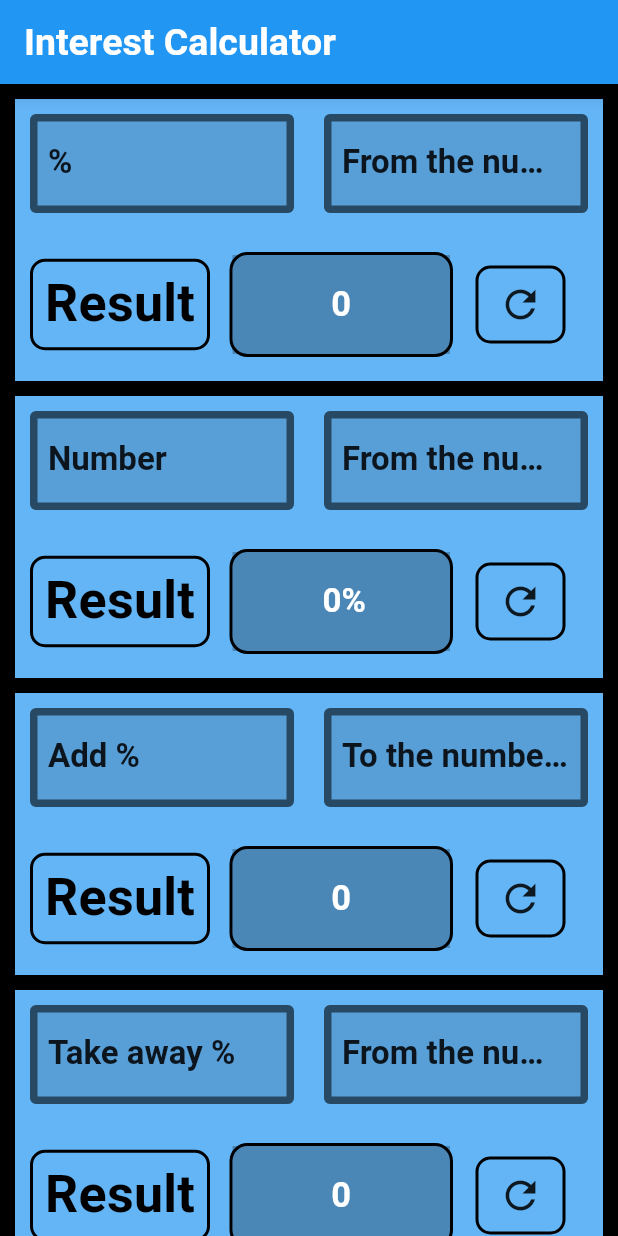
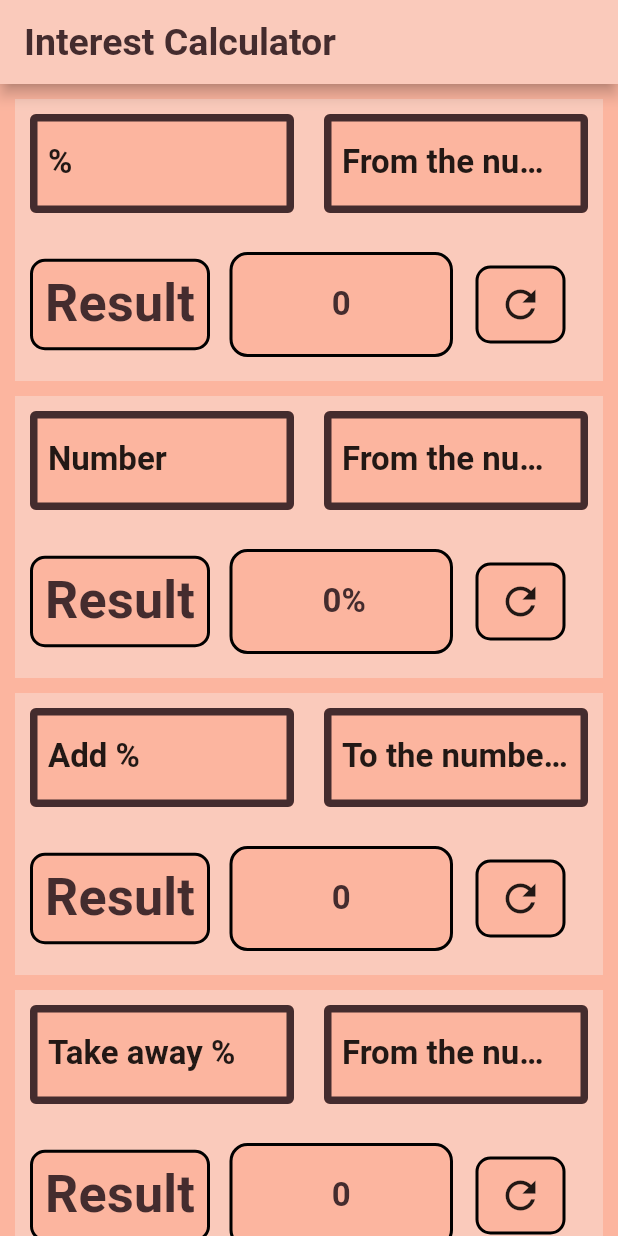
Before and after one commit to mD-Den/interest_calculator, a Flutter app: the screen it shows after launch, on a phone screen of 412 x 824 dp. Run offline on Flutter 3.47's test engine with Material 2 defaults, Android fonts, the phone set to English and light mode, and no system bars; Roboto replaces fonts that are missing (SourceSerif).

Commit message:
Revision of the main topic

```diff
--- a/lib/home_page.dart
+++ b/lib/home_page.dart
@@ -8,8 +8,9 @@ class HomePage extends StatelessWidget {
   Widget build(BuildContext context) {
     // TODO: implement build
     return Scaffold(
-      backgroundColor: Colors.black,
+      backgroundColor: Color.fromRGBO(252, 181, 159, 1),
       appBar: AppBar(
+        backgroundColor: Color.fromRGBO(250, 202, 187, 1),
         title: Text(
           S.of(context).app_bar_title,
           style: Theme.of(context).textTheme.bodyText1,
--- a/lib/main.dart
+++ b/lib/main.dart
@@ -23,32 +23,36 @@ class MyApp extends StatelessWidget {
         debugShowCheckedModeBanner: false,
         title: "Калькулятор процентов",
         theme: ThemeData(
+          primaryColor: Color.fromRGBO(254, 219, 208, 1),
           inputDecorationTheme: InputDecorationTheme(
             labelStyle: TextStyle(color: Colors.black87, fontSize: 22),
             focusedBorder: OutlineInputBorder(
-              borderSide: BorderSide(color: Colors.white30, width: 2),
+              borderSide:
+                  BorderSide(color: Color.fromRGBO(68, 44, 46, 1), width: 2),
             ),
             enabledBorder: OutlineInputBorder(
-              borderSide: BorderSide(color: Colors.black54, width: 5),
+              borderSide:
+                  BorderSide(color: Color.fromRGBO(68, 44, 46, 1), width: 5),
             ),
             border: OutlineInputBorder(
-              borderSide: BorderSide(color: Colors.red, width: 5),
+              borderSide:
+                  BorderSide(color: Color.fromRGBO(68, 44, 46, 1), width: 5),
             ),
           ),
           textTheme: TextTheme(
               subtitle1: TextStyle(
                   fontSize: 22,
-                  color: Colors.white,
+                  color: Color.fromRGBO(68, 44, 46, 1),
                   fontWeight: FontWeight.bold,
                   fontFamily: 'SourceSerif'),
               subtitle2: TextStyle(
                   fontSize: 22,
-                  color: Colors.black,
+                  color: Color.fromRGBO(68, 44, 46, 1),
                   fontWeight: FontWeight.bold,
-                  fontFamily: 'SourceSerif'),
+                  fontFamily: 'Roboto'),
               bodyText1: TextStyle(
                 fontSize: 25,
-                color: Colors.white,
+                color: Color.fromRGBO(68, 44, 46, 1),
                 fontWeight: FontWeight.bold,
               )),
         ),
--- a/lib/our_widget.dart
+++ b/lib/our_widget.dart
@@ -91,7 +91,7 @@ class _FirstContState extends State<FirstCont> {
   Widget build(BuildContext context) {
     return Container(
       margin: EdgeInsets.only(bottom: 10),
-      color: Colors.blue[300],
+      color: Color.fromRGBO(250, 202, 187, 1),
       child: Column(children: <Widget>[
         Row(
           children: <Widget>[
@@ -101,7 +101,7 @@ class _FirstContState extends State<FirstCont> {
                 child: TextField(
                   inputFormatters: [LengthLimitingTextInputFormatter(10)],
                   decoration: InputDecoration(
-                    fillColor: Colors.black12,
+                    fillColor: Color.fromRGBO(252, 181, 159, 1),
                     filled: true,
                     labelText: widget.labelOne,
                   ),
@@ -117,7 +117,7 @@ class _FirstContState extends State<FirstCont> {
                 child: TextField(
                   inputFormatters: [LengthLimitingTextInputFormatter(10)],
                   decoration: InputDecoration(
-                    fillColor: Colors.black12,
+                    fillColor: Color.fromRGBO(252, 181, 159, 1),
                     filled: true,
                     labelText: widget.labelTwo,
                   ),
@@ -139,18 +139,16 @@ class _FirstContState extends State<FirstCont> {
                     height: 70,
                     width: 240,
                     decoration: BoxDecoration(
+                      color: Color.fromRGBO(252, 181, 159, 1),
                       borderRadius: BorderRadius.circular(12),
                       border: Border.all(
                         width: 2,
                       ),
                     ),
-                    child: Container(
-                      decoration: BoxDecoration(color: Colors.black26),
-                      child: Center(
-                        child: SecondOperationText(
-                          id: widget.id,
-                          totalScore: totalScore,
-                        ),
+                    child: Center(
+                      child: SecondOperationText(
+                        id: widget.id,
+                        totalScore: totalScore,
                       ),
                     )),
               ),
--- a/lib/widgets/reset.dart
+++ b/lib/widgets/reset.dart
@@ -12,6 +12,7 @@ class ResetWid extends StatelessWidget {
       margin: EdgeInsets.all(15),
       padding: EdgeInsets.all(0),
       decoration: BoxDecoration(
+          color: Color.fromRGBO(252, 181, 159, 1),
           border: Border.all(width: 2),
           borderRadius: BorderRadius.circular(10)),
       width: 60,
--- a/lib/widgets/result_text.dart
+++ b/lib/widgets/result_text.dart
@@ -12,6 +12,7 @@ class ResultWidget extends StatelessWidget {
       child: Container(
           margin: EdgeInsets.only(right: 3),
           decoration: BoxDecoration(
+              color: Color.fromRGBO(252, 181, 159, 1),
               border: Border.all(width: 2),
               borderRadius: BorderRadius.circular(10)),
           padding: const EdgeInsets.all(8),
--- a/lib/widgets/second_operation.dart
+++ b/lib/widgets/second_operation.dart
@@ -10,17 +10,6 @@ class SecondOperationText extends StatelessWidget {
   @override
   Widget build(BuildContext context) {
     if (id == 2) {
-      // return RichText(
-      //     maxLines: 1,
-      //     text:
-      //         TextSpan(style: Theme.of(context).textTheme.subtitle1, children: [
-      //       TextSpan(
-      //         text: totalScore
-      //             .toString()
-      //             .replaceAll(RegExp(r'([.]*0)(?!.*\d)'), ""),
-      //       ),
-      //       TextSpan(text: "5555")
-      //     ]));
       return Row(
         mainAxisAlignment: MainAxisAlignment.center,
         children: [
@@ -50,11 +39,7 @@ class SecondOperationText extends StatelessWidget {
     } else {
       return Text(
         totalScore.toString().replaceAll(RegExp(r'([.]*0)(?!.*\d)'), ""),
-        style: const TextStyle(
-          color: Colors.white,
-          fontWeight: FontWeight.bold,
-          fontSize: 23,
-        ),
+        style: Theme.of(context).textTheme.subtitle1,
         maxLines: 1,
       );
     }
```
